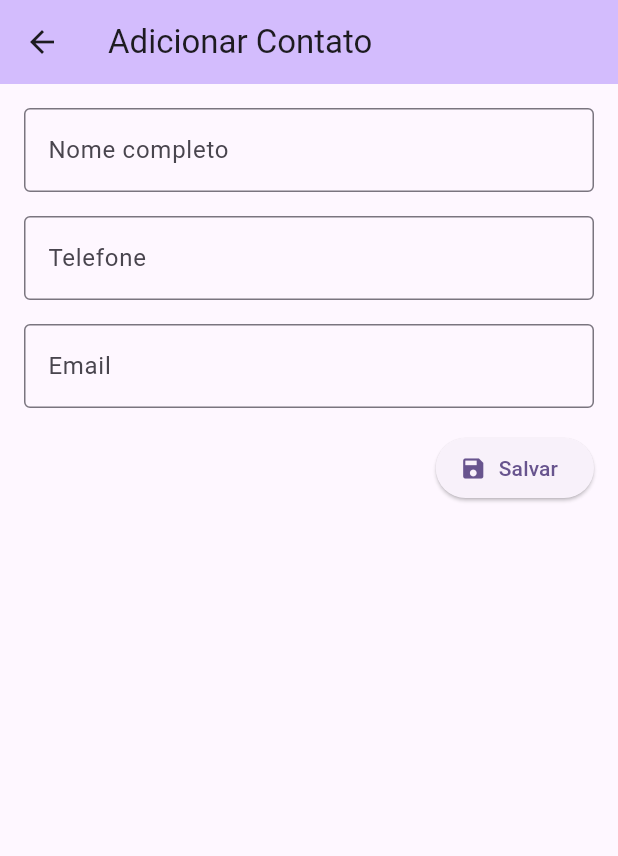
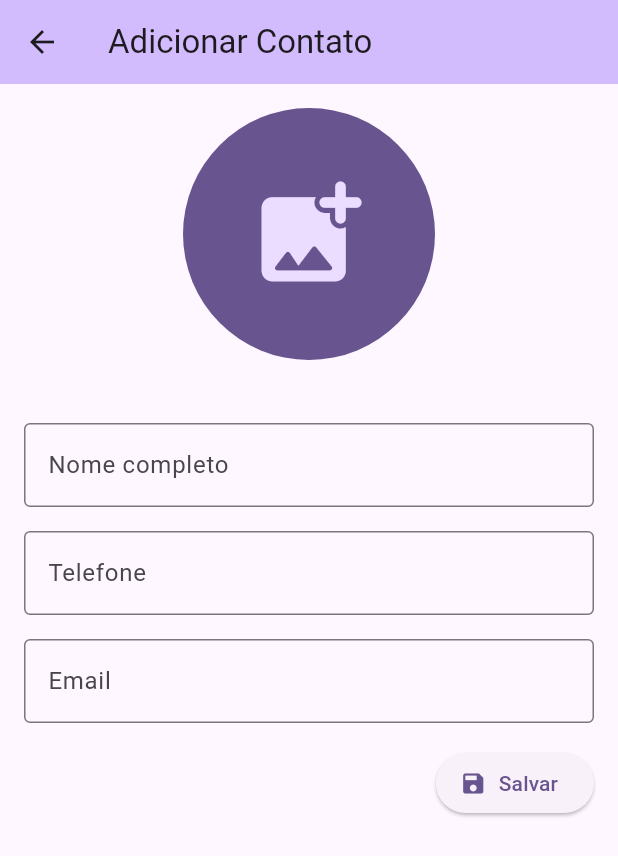
Before and after one commit to jpedro-fsgs/flutter-contact-manager, a Flutter app: the screen it shows after launch, after a tap on the "add" icon, on a phone screen of 412 x 824 dp. Shown: the top 856 px of the screen. Run offline on Flutter 3.47's test engine with Material 3 defaults, Android fonts, the light colour scheme and no system bars; our stand-ins replace image_picker, photo_view, sqflite; accounts and stored records are empty.

Commit message:
feat: contact profile picture

```diff
--- a/lib/pages/add_contact_page.dart
+++ b/lib/pages/add_contact_page.dart
@@ -1,9 +1,13 @@
+import 'dart:io';
+
 import 'package:flutter/material.dart';
+import 'package:image_picker/image_picker.dart';
 
 class AddContactPage extends StatefulWidget {
   const AddContactPage({super.key, required this.addContact});
 
-  final void Function(String name, String? number, String? email, String? imagePath) addContact;
+  final void Function(
+      String name, String? number, String? email, String? imagePath) addContact;
 
   @override
   AddContactPageState createState() => AddContactPageState();
@@ -15,15 +19,35 @@ class AddContactPageState extends State<AddContactPage> {
   String? _number;
   String? _email;
   String? _imagePath;
+  File? _selectedImage;
 
   void onAdd() {
     if (_formKey.currentState!.validate()) {
       _formKey.currentState!.save();
 
-      widget.addContact(_name, _number, _email != "" ? _email : null, _imagePath != "" ? _imagePath : null);
+      widget.addContact(
+          _name, _number, _email != "" ? _email : null, _imagePath);
 
       Navigator.pop(context);
     }
+  }
+
+  Future<void> _pickImage() async {
+    final returnedImage =
+        await ImagePicker().pickImage(source: ImageSource.gallery);
+    if (returnedImage != null) {
+      setState(() {
+        _selectedImage = File(returnedImage.path);
+        _imagePath = returnedImage.path;
+      });
+    }
+  }
+
+  void _removeImage() {
+    setState(() {
+      _selectedImage = null;
+      _imagePath = null;
+    });
   }
 
   @override
@@ -39,8 +63,35 @@ class AddContactPageState extends State<AddContactPage> {
           key: _formKey,
           child: SingleChildScrollView(
             child: Column(
-              crossAxisAlignment: CrossAxisAlignment.start,
               children: [
+                GestureDetector(
+                    onTap: _pickImage,
+                    child: CircleAvatar(
+                      foregroundImage: _selectedImage != null
+                          ? FileImage(_selectedImage!)
+                          : null,
+                      backgroundColor: Theme.of(context).colorScheme.primary,
+                      radius: 84.0,
+                      child: _selectedImage == null
+                          ? Icon(
+                              Icons.add_photo_alternate_rounded,
+                              color: Theme.of(context)
+                                  .colorScheme
+                                  .primaryContainer,
+                              size: 84.0,
+                            )
+                          : null,
+                    )),
+                SizedBox(
+                  height: 42.0,
+                  child: _selectedImage != null
+                      ? TextButton(
+                          onPressed: _removeImage,
+                          child: Text("Remover imagem",
+                              style: TextStyle(
+                                  color: Theme.of(context).colorScheme.error)))
+                      : null,
+                ),
                 TextFormField(
                   decoration: const InputDecoration(
                     labelText: 'Nome completo',
--- a/lib/services/database_service.dart
+++ b/lib/services/database_service.dart
@@ -26,7 +26,7 @@ class DatabaseService {
     final databasePath = join(databaseDirPath, "master_db.db");
     final database = await openDatabase(
       databasePath,
-      version: 2,
+      version: 3,
       onUpgrade: _upgradeDatabase,
       onCreate: (db, version) async {
         await db.execute('''CREATE TABLE $_contactsTableName (
@@ -43,8 +43,8 @@ class DatabaseService {
 
   Future<void> _upgradeDatabase(
       Database db, int oldVersion, int newVersion) async {
-    if (oldVersion < 2) {
-      await db.execute('ALTER TABLE $_contactsTableName ADD COLUMN imagePath TEXT');
+    if (oldVersion < 3) {
+      await db.execute('ALTER TABLE $_contactsTableName ADD COLUMN $_imagePathColumnName TEXT');
     }
   }
 
@@ -57,7 +57,7 @@ class DatabaseService {
             name: contact["name"],
             number: contact["number"],
             email: contact["email"],
-            imagePath: contact["imagePath"]))
+            imagePath: contact["image_path"]))
         .toList();
   }
 
--- a/pubspec.yaml
+++ b/pubspec.yaml
@@ -38,6 +38,7 @@ dependencies:
   sqflite: ^2.4.1
   path: ^1.9.0
   image_picker: ^1.1.2
+  photo_view: ^0.15.0
 
 dev_dependencies:
   flutter_test:
```
Also changed, not shown: lib/pages/contact_page.dart (+34 -10 lines), lib/pages/edit_contact_page.dart (+53 -1 lines), lib/utils/contacts_list.dart (+9 -10 lines), lib/utils/image_page.dart (added, +33 -0 lines), pubspec.lock, 1 other file.
